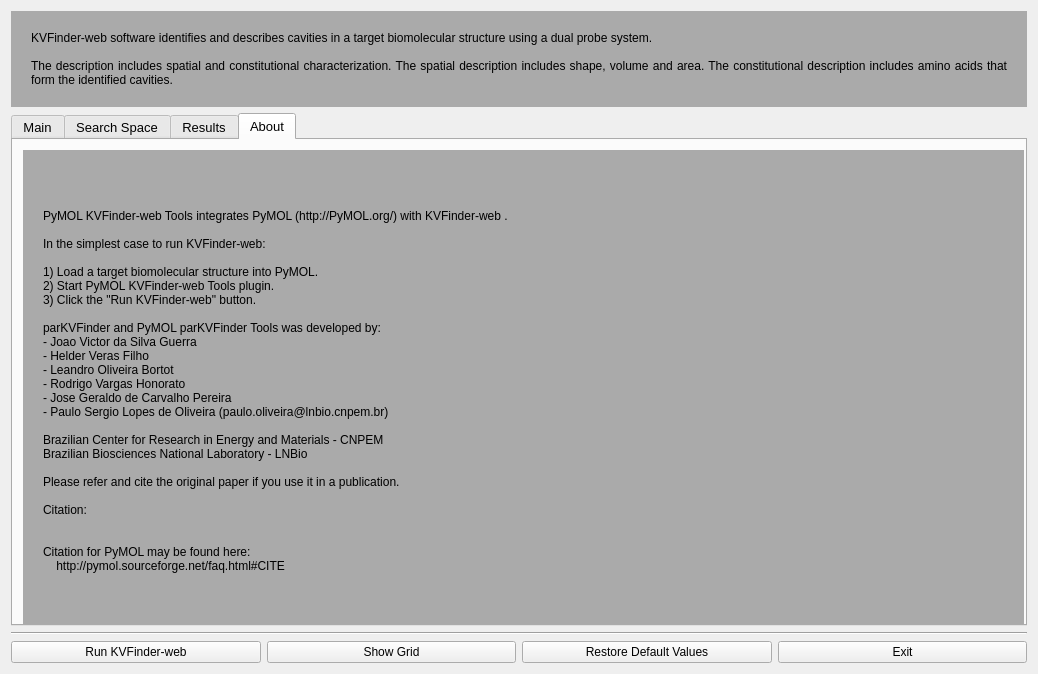
First picture: the form in client/KVFinder-web-tools/KVFinder-web.ui, repository jvsguerra/kvfinder-ws, before the edit.
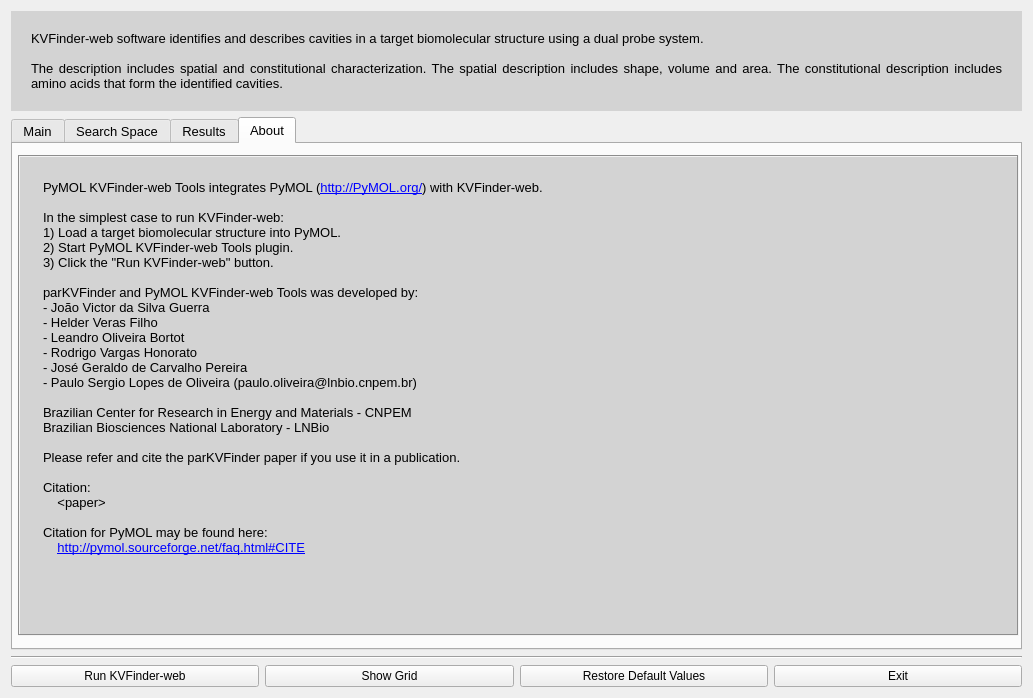
Second picture: the form after the edit. The open tabs and pages were chosen to show the change.

Commit message: All windows and tab structured, but with dummy methods

```diff
--- a/client/KVFinder-web-tools/KVFinder-web.ui
+++ b/client/KVFinder-web-tools/KVFinder-web.ui
@@ -6,8 +6,8 @@
    <rect>
     <x>0</x>
     <y>0</y>
-    <width>1038</width>
-    <height>674</height>
+    <width>1033</width>
+    <height>698</height>
    </rect>
   </property>
   <property name="windowTitle">
@@ -33,14 +33,14 @@
      </property>
      <property name="font">
       <font>
-       <pointsize>9</pointsize>
+       <pointsize>10</pointsize>
       </font>
      </property>
      <property name="layoutDirection">
       <enum>Qt::LeftToRight</enum>
      </property>
      <property name="styleSheet">
-      <string notr="true">background-color: #aaaaaa;color:black; padding: 20px</string>
+      <string notr="true">background-color: #d3d3d3;color:black; padding: 20px</string>
      </property>
      <property name="text">
       <string notr="true">KVFinder-web software identifies and describes cavities in a target biomolecular structure using a dual probe system.
@@ -606,80 +606,59 @@
       <attribute name="title">
        <string>About</string>
       </attribute>
-      <widget class="QLabel" name="description_2">
+      <widget class="QTextBrowser" name="text">
        <property name="enabled">
         <bool>true</bool>
        </property>
        <property name="geometry">
         <rect>
-         <x>10</x>
-         <y>10</y>
+         <x>5</x>
+         <y>11</y>
          <width>1001</width>
          <height>481</height>
         </rect>
        </property>
-       <property name="sizePolicy">
-        <sizepolicy hsizetype="Expanding" vsizetype="Fixed">
-         <horstretch>0</horstretch>
-         <verstretch>0</verstretch>
-        </sizepolicy>
-       </property>
-       <property name="minimumSize">
-        <size>
-         <width>0</width>
-         <height>0</height>
-        </size>
-       </property>
-       <property name="font">
-        <font>
-         <pointsize>9</pointsize>
-         <weight>50</weight>
-         <italic>false</italic>
-         <bold>false</bold>
-         <kerning>true</kerning>
-        </font>
-       </property>
-       <property name="layoutDirection">
-        <enum>Qt::LeftToRight</enum>
+       <property name="cursor" stdset="0">
+        <cursorShape>IBeamCursor</cursorShape>
        </property>
        <property name="styleSheet">
-        <string notr="true">background-color: #aaaaaa;color:black; padding: 20px</string>
+        <string notr="true">background-color: #d3d3d3;color:black; padding: 20px</string>
        </property>
-       <property name="text">
-        <string notr="true">PyMOL KVFinder-web Tools integrates PyMOL (http://PyMOL.org/) with KVFinder-web &lt;website&gt;.
-
-In the simplest case to run KVFinder-web:
-
-1) Load a target biomolecular structure into PyMOL.
-2) Start PyMOL KVFinder-web Tools plugin.
-3) Click the &quot;Run KVFinder-web&quot; button.
-
-parKVFinder and PyMOL parKVFinder Tools was developed by:
-- Joao Victor da Silva Guerra
-- Helder Veras Filho
-- Leandro Oliveira Bortot
-- Rodrigo Vargas Honorato
-- Jose Geraldo de Carvalho Pereira
-- Paulo Sergio Lopes de Oliveira (paulo.oliveira@lnbio.cnpem.br)
-
-Brazilian Center for Research in Energy and Materials - CNPEM
-Brazilian Biosciences National Laboratory - LNBio
-
-Please refer and cite the original paper if you use it in a publication.
-
-Citation:
-    &lt;paper&gt;
-
-Citation for PyMOL may be found here:
-    http://pymol.sourceforge.net/faq.html#CITE</string>
+       <property name="frameShape">
+        <enum>QFrame::Box</enum>
        </property>
-       <property name="textFormat">
-        <enum>Qt::PlainText</enum>
+       <property name="html">
+        <string>&lt;!DOCTYPE HTML PUBLIC &quot;-//W3C//DTD HTML 4.0//EN&quot; &quot;http://www.w3.org/TR/REC-html40/strict.dtd&quot;&gt;
+&lt;html&gt;&lt;head&gt;&lt;meta name=&quot;qrichtext&quot; content=&quot;1&quot; /&gt;&lt;style type=&quot;text/css&quot;&gt;
+p, li { white-space: pre-wrap; }
+&lt;/style&gt;&lt;/head&gt;&lt;body style=&quot; font-family:'Sans Serif'; font-size:10pt; font-weight:400; font-style:normal;&quot;&gt;
+&lt;p style=&quot; margin-top:0px; margin-bottom:0px; margin-left:0px; margin-right:0px; -qt-block-indent:0; text-indent:0px;&quot;&gt;PyMOL KVFinder-web Tools integrates PyMOL (&lt;a href=&quot;http://PyMOL.org/&quot;&gt;&lt;span style=&quot; text-decoration: underline; color:#0000ff;&quot;&gt;http://PyMOL.org/&lt;/span&gt;&lt;/a&gt;) with KVFinder-web.&lt;/p&gt;
+&lt;p style=&quot;-qt-paragraph-type:empty; margin-top:0px; margin-bottom:0px; margin-left:0px; margin-right:0px; -qt-block-indent:0; text-indent:0px;&quot;&gt;&lt;br /&gt;&lt;/p&gt;
+&lt;p style=&quot; margin-top:0px; margin-bottom:0px; margin-left:0px; margin-right:0px; -qt-block-indent:0; text-indent:0px;&quot;&gt;In the simplest case to run KVFinder-web:&lt;/p&gt;
+&lt;p style=&quot; margin-top:0px; margin-bottom:0px; margin-left:0px; margin-right:0px; -qt-block-indent:0; text-indent:0px;&quot;&gt;1) Load a target biomolecular structure into PyMOL.&lt;/p&gt;
+&lt;p style=&quot; margin-top:0px; margin-bottom:0px; margin-left:0px; margin-right:0px; -qt-block-indent:0; text-indent:0px;&quot;&gt;2) Start PyMOL KVFinder-web Tools plugin.&lt;/p&gt;
+&lt;p style=&quot; margin-top:0px; margin-bottom:0px; margin-left:0px; margin-right:0px; -qt-block-indent:0; text-indent:0px;&quot;&gt;3) Click the &amp;quot;Run KVFinder-web&amp;quot; button.&lt;/p&gt;
+&lt;p style=&quot;-qt-paragraph-type:empty; margin-top:0px; margin-bottom:0px; margin-left:0px; margin-right:0px; -qt-block-indent:0; text-indent:0px;&quot;&gt;&lt;br /&gt;&lt;/p&gt;
+&lt;p style=&quot; margin-top:0px; margin-bottom:0px; margin-left:0px; margin-right:0px; -qt-block-indent:0; text-indent:0px;&quot;&gt;parKVFinder and PyMOL KVFinder-web Tools was developed by:&lt;/p&gt;
+&lt;p style=&quot; margin-top:0px; margin-bottom:0px; margin-left:0px; margin-right:0px; -qt-block-indent:0; text-indent:0px;&quot;&gt;- João Victor da Silva Guerra&lt;/p&gt;
+&lt;p style=&quot; margin-top:0px; margin-bottom:0px; margin-left:0px; margin-right:0px; -qt-block-indent:0; text-indent:0px;&quot;&gt;- Helder Veras Filho&lt;/p&gt;
+&lt;p style=&quot; margin-top:0px; margin-bottom:0px; margin-left:0px; margin-right:0px; -qt-block-indent:0; text-indent:0px;&quot;&gt;- Leandro Oliveira Bortot&lt;/p&gt;
+&lt;p style=&quot; margin-top:0px; margin-bottom:0px; margin-left:0px; margin-right:0px; -qt-block-indent:0; text-indent:0px;&quot;&gt;- Rodrigo Vargas Honorato&lt;/p&gt;
+&lt;p style=&quot; margin-top:0px; margin-bottom:0px; margin-left:0px; margin-right:0px; -qt-block-indent:0; text-indent:0px;&quot;&gt;- José Geraldo de Carvalho Pereira&lt;/p&gt;
+&lt;p style=&quot; margin-top:0px; margin-bottom:0px; margin-left:0px; margin-right:0px; -qt-block-indent:0; text-indent:0px;&quot;&gt;- Paulo Sergio Lopes de Oliveira (paulo.oliveira@lnbio.cnpem.br)&lt;/p&gt;
+&lt;p style=&quot;-qt-paragraph-type:empty; margin-top:0px; margin-bottom:0px; margin-left:0px; margin-right:0px; -qt-block-indent:0; text-indent:0px;&quot;&gt;&lt;br /&gt;&lt;/p&gt;
+&lt;p style=&quot; margin-top:0px; margin-bottom:0px; margin-left:0px; margin-right:0px; -qt-block-indent:0; text-indent:0px;&quot;&gt;Brazilian Center for Research in Energy and Materials - CNPEM&lt;/p&gt;
+&lt;p style=&quot; margin-top:0px; margin-bottom:0px; margin-left:0px; margin-right:0px; -qt-block-indent:0; text-indent:0px;&quot;&gt;Brazilian Biosciences National Laboratory - LNBio&lt;/p&gt;
+&lt;p style=&quot;-qt-paragraph-type:empty; margin-top:0px; margin-bottom:0px; margin-left:0px; margin-right:0px; -qt-block-indent:0; text-indent:0px;&quot;&gt;&lt;br /&gt;&lt;/p&gt;
+&lt;p style=&quot; margin-top:0px; margin-bottom:0px; margin-left:0px; margin-right:0px; -qt-block-indent:0; text-indent:0px;&quot;&gt;Please refer and cite the parKVFinder paper if you use it in a publication.&lt;/p&gt;
+&lt;p style=&quot;-qt-paragraph-type:empty; margin-top:0px; margin-bottom:0px; margin-left:0px; margin-right:0px; -qt-block-indent:0; text-indent:0px;&quot;&gt;&lt;br /&gt;&lt;/p&gt;
+&lt;p style=&quot; margin-top:0px; margin-bottom:0px; margin-left:0px; margin-right:0px; -qt-block-indent:0; text-indent:0px;&quot;&gt;Citation:&lt;/p&gt;
+&lt;p style=&quot; margin-top:0px; margin-bottom:0px; margin-left:0px; margin-right:0px; -qt-block-indent:0; text-indent:0px;&quot;&gt;    &amp;lt;paper&amp;gt;&lt;/p&gt;
+&lt;p style=&quot;-qt-paragraph-type:empty; margin-top:0px; margin-bottom:0px; margin-left:0px; margin-right:0px; -qt-block-indent:0; text-indent:0px;&quot;&gt;&lt;br /&gt;&lt;/p&gt;
+&lt;p style=&quot; margin-top:0px; margin-bottom:0px; margin-left:0px; margin-right:0px; -qt-block-indent:0; text-indent:0px;&quot;&gt;Citation for PyMOL may be found here:&lt;/p&gt;
+&lt;p style=&quot; margin-top:0px; margin-bottom:0px; margin-left:0px; margin-right:0px; -qt-block-indent:0; text-indent:0px;&quot;&gt;    &lt;a href=&quot;http://pymol.sourceforge.net/faq.html#CITE&quot;&gt;&lt;span style=&quot; text-decoration: underline; color:#0000ff;&quot;&gt;http://pymol.sourceforge.net/faq.html#CITE&lt;/span&gt;&lt;/a&gt;&lt;/p&gt;&lt;/body&gt;&lt;/html&gt;</string>
        </property>
-       <property name="alignment">
-        <set>Qt::AlignJustify|Qt::AlignVCenter</set>
-       </property>
-       <property name="wordWrap">
+       <property name="openExternalLinks">
         <bool>true</bool>
        </property>
       </widget>
```
Left out of the diff: 166 changed lines with no effect on the pictures. The commit also changes 2 other files.
